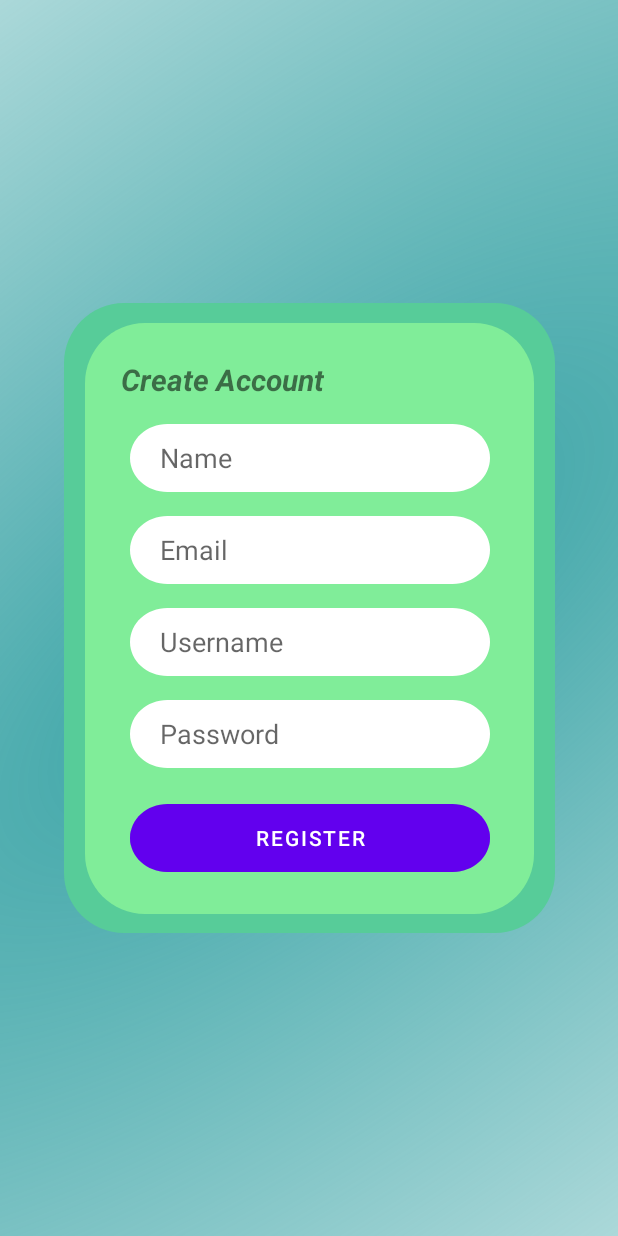
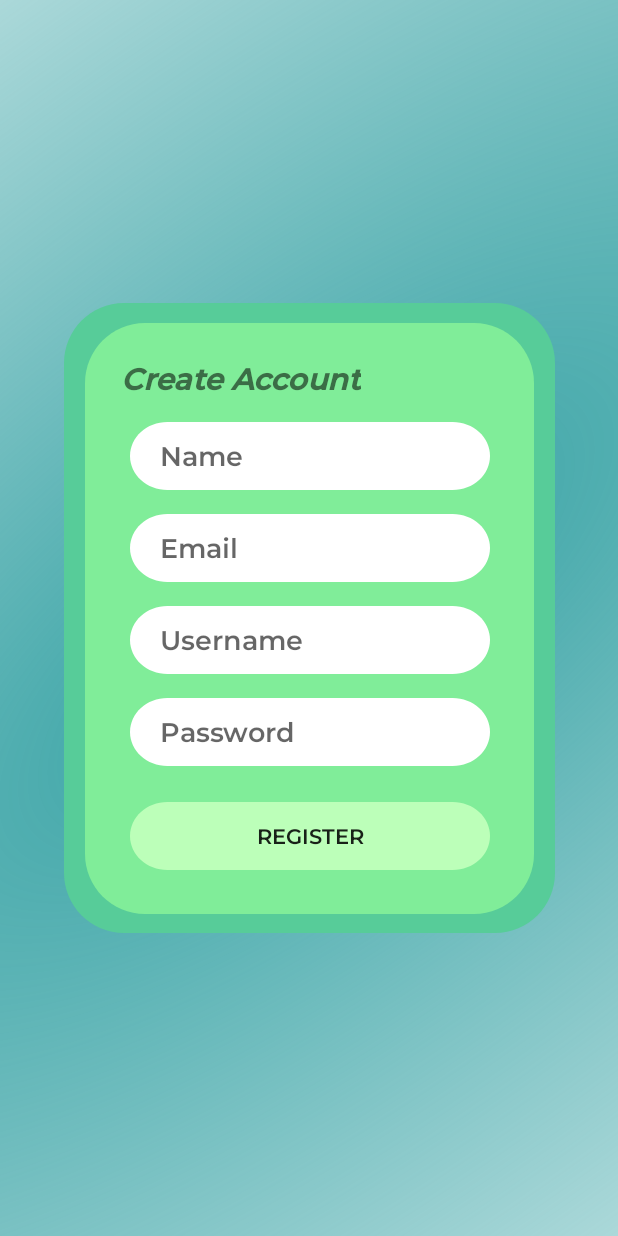
Before and after one commit to AlexanderDP08/Project_ManPro, an Android app: the layout fragment_sign_up.xml on its own in the app's theme, with its tools: preview values and no code run, on a phone screen of 412 x 824 dp. Run offline under Robolectric (Android 15) with nearby library versions, the phone set to English and light mode, and no system bars.

Commit message:
update signup kesekian 1

```diff
--- a/app/src/main/res/drawable/rounded_btnedittext.xml
+++ b/app/src/main/res/drawable/rounded_btnedittext.xml
@@ -17,7 +17,6 @@
         <path
             android:pathData="M0 0V48H231V0"
             android:fillColor="#BCFFB9"
-            android:strokeColor="#BCFFB9"
             />
 
     </group>
--- a/app/src/main/res/layout/fragment_sign_up.xml
+++ b/app/src/main/res/layout/fragment_sign_up.xml
@@ -41,6 +41,7 @@
         android:layout_marginStart="24dp"
         android:layout_marginTop="24dp"
         android:text="Create Account"
+        android:fontFamily="@font/montserratsemibold"
         android:textSize="20sp"
         android:textStyle="bold|italic"
         app:layout_constraintStart_toStartOf="@+id/rectangle_6"
@@ -52,6 +53,7 @@
         android:layout_height="45dp"
         android:layout_marginTop="16dp"
         android:background="@drawable/rounded_edittext"
+        android:fontFamily="@font/montserratsemibold"
         android:hint="Name"
         android:paddingLeft="20sp"
         app:layout_constraintEnd_toEndOf="@+id/rectangle_6"
@@ -64,6 +66,7 @@
         android:layout_height="45dp"
         android:layout_marginTop="16dp"
         android:background="@drawable/rounded_edittext"
+        android:fontFamily="@font/montserratsemibold"
         android:hint="Email"
         android:paddingLeft="20sp"
         app:layout_constraintStart_toStartOf="@+id/editNameSignup"
@@ -77,6 +80,7 @@
         android:background="@drawable/rounded_edittext"
         android:hint="Username"
         android:paddingLeft="20sp"
+        android:fontFamily="@font/montserratsemibold"
         app:layout_constraintStart_toStartOf="@+id/editEmailSignup"
         app:layout_constraintTop_toBottomOf="@+id/editEmailSignup" />
 
@@ -90,16 +94,18 @@
         android:inputType="textPassword"
         android:hint="Password"
         android:paddingLeft="20sp"
+        android:fontFamily="@font/montserratsemibold"
         app:layout_constraintStart_toStartOf="@+id/editUsernameSignup"
         app:layout_constraintTop_toBottomOf="@+id/editUsernameSignup" />
 
-    <Button
+    <androidx.appcompat.widget.AppCompatButton
         android:id="@+id/btnRegister"
         android:layout_width="240dp"
         android:layout_height="45dp"
         android:layout_marginTop="24dp"
         android:background="@drawable/rounded_btnedittext"
         android:text="Register"
+        android:fontFamily="@font/montserratsemibold"
         app:layout_constraintStart_toStartOf="@+id/editTextTextPassword"
         app:layout_constraintTop_toBottomOf="@+id/editTextTextPassword" />
 
```
